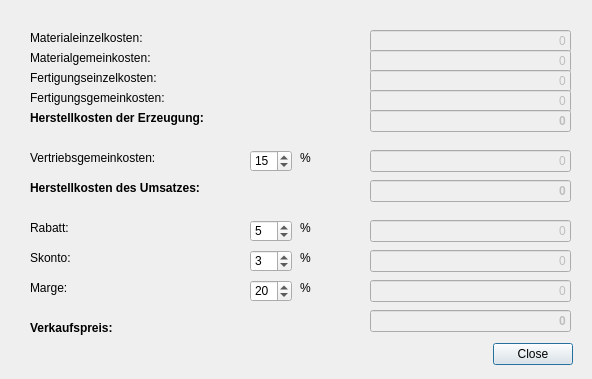
Before: the Qt Designer form popups/calculation.ui in TranRed/SK_Koelsch, drawn with Qt 5.
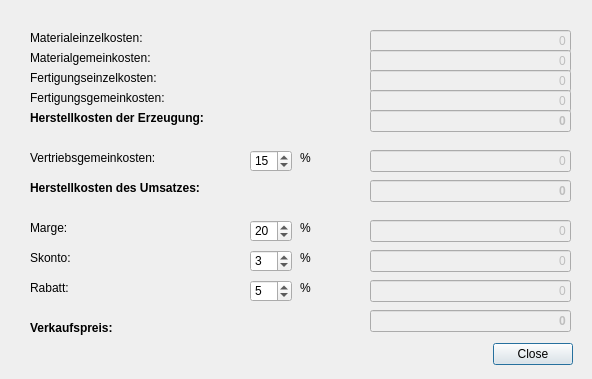
After: the same form once the commit is applied.

Commit message: Changed calcualtion logic after CogS

Patch:
```diff
--- a/popups/calculation.ui
+++ b/popups/calculation.ui
@@ -154,7 +154,7 @@
    <property name="geometry">
     <rect>
      <x>30</x>
-     <y>220</y>
+     <y>280</y>
      <width>211</width>
      <height>16</height>
     </rect>
@@ -170,7 +170,7 @@
    <property name="geometry">
     <rect>
      <x>250</x>
-     <y>220</y>
+     <y>280</y>
      <width>42</width>
      <height>22</height>
     </rect>
@@ -186,7 +186,7 @@
    <property name="geometry">
     <rect>
      <x>300</x>
-     <y>220</y>
+     <y>280</y>
      <width>21</width>
      <height>16</height>
     </rect>
@@ -244,7 +244,7 @@
    <property name="geometry">
     <rect>
      <x>30</x>
-     <y>280</y>
+     <y>220</y>
      <width>211</width>
      <height>16</height>
     </rect>
@@ -257,7 +257,7 @@
    <property name="geometry">
     <rect>
      <x>300</x>
-     <y>280</y>
+     <y>220</y>
      <width>21</width>
      <height>16</height>
     </rect>
@@ -273,7 +273,7 @@
    <property name="geometry">
     <rect>
      <x>250</x>
-     <y>280</y>
+     <y>220</y>
      <width>42</width>
      <height>22</height>
     </rect>
@@ -457,7 +457,7 @@
    <property name="geometry">
     <rect>
      <x>370</x>
-     <y>220</y>
+     <y>280</y>
      <width>201</width>
      <height>22</height>
     </rect>
@@ -495,7 +495,7 @@
    <property name="geometry">
     <rect>
      <x>370</x>
-     <y>280</y>
+     <y>220</y>
      <width>201</width>
      <height>22</height>
     </rect>
```
The commit also changes 2 other files.
